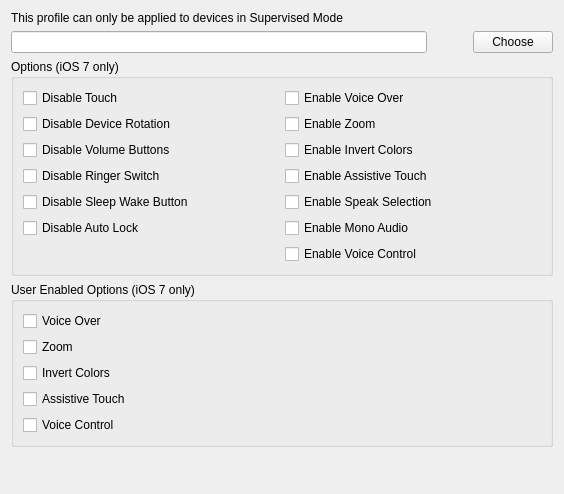
First picture: the form in FWAdminLib/Configurator/AppLockForm.ui, repository fw-dev/translations, before the edit.
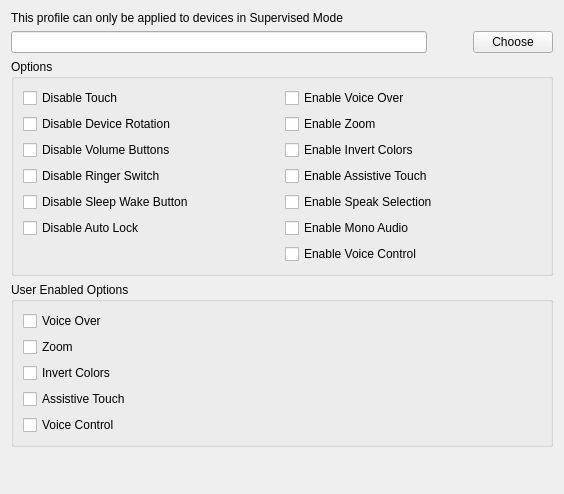
Second picture: the form after the edit.

```diff
--- a/FWAdminLib/Configurator/AppLockForm.ui
+++ b/FWAdminLib/Configurator/AppLockForm.ui
@@ -58,7 +58,7 @@
    <item>
     <widget class="QGroupBox" name="optionsGroupBox">
      <property name="title">
-      <string>Options (iOS 7 only)</string>
+      <string>Options</string>
      </property>
      <layout class="QGridLayout" name="gridLayout">
       <item row="2" column="1">
@@ -158,7 +158,7 @@
    <item>
     <widget class="QGroupBox" name="userOptionsGroupBox">
      <property name="title">
-      <string>User Enabled Options (iOS 7 only)</string>
+      <string>User Enabled Options</string>
      </property>
      <layout class="QVBoxLayout" name="verticalLayout_2">
       <item>
```
